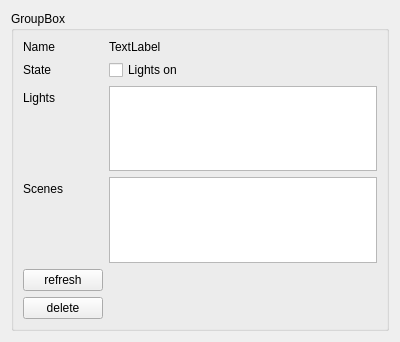
This is Widgets/LightGroupWidget.ui in CaptainCoke/LightControl as Qt 5 draws it before an edit. The edited form follows.
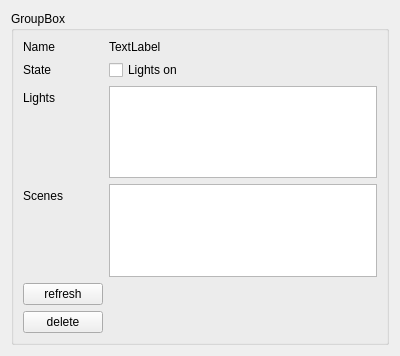
This is the edited form. Custom widgets are drawn as their Qt base class.

Commit message: Added LighBulbState class and use it to describe LightGroupScene content

```diff
--- a/Widgets/LightGroupWidget.ui
+++ b/Widgets/LightGroupWidget.ui
@@ -7,7 +7,7 @@
     <x>0</x>
     <y>0</y>
     <width>400</width>
-    <height>342</height>
+    <height>356</height>
    </rect>
   </property>
   <property name="windowTitle">
@@ -78,25 +78,53 @@
         </item>
        </layout>
       </item>
-      <item row="7" column="0">
+      <item row="8" column="0">
+       <layout class="QVBoxLayout" name="verticalLayout_2">
+        <item>
        <widget class="QPushButton" name="buttonRefresh">
         <property name="text">
          <string>refresh</string>
         </property>
        </widget>
       </item>
-      <item row="8" column="0">
+        <item>
        <widget class="QPushButton" name="buttonDelete">
         <property name="text">
          <string>delete</string>
         </property>
        </widget>
       </item>
-     </layout>
+        <item>
+         <spacer name="verticalSpacer">
+          <property name="orientation">
+           <enum>Qt::Vertical</enum>
+          </property>
+          <property name="sizeHint" stdset="0">
+           <size>
+            <width>20</width>
+            <height>40</height>
+           </size>
+          </property>
+         </spacer>
+        </item>
+       </layout>
+      </item>
+      <item row="8" column="1">
+       <widget class="LightGroupSceneWidget" name="sceneWidget" native="true"/>
+      </item>
+     </layout>
     </widget>
    </item>
   </layout>
  </widget>
+ <customwidgets>
+  <customwidget>
+   <class>LightGroupSceneWidget</class>
+   <extends>QWidget</extends>
+   <header>Widgets/LightGroupSceneWidget.h</header>
+   <container>1</container>
+  </customwidget>
+ </customwidgets>
  <resources/>
  <connections/>
 </ui>
```
Lines whose indentation alone changed are shown as unchanged. The commit also changes 12 other files.
